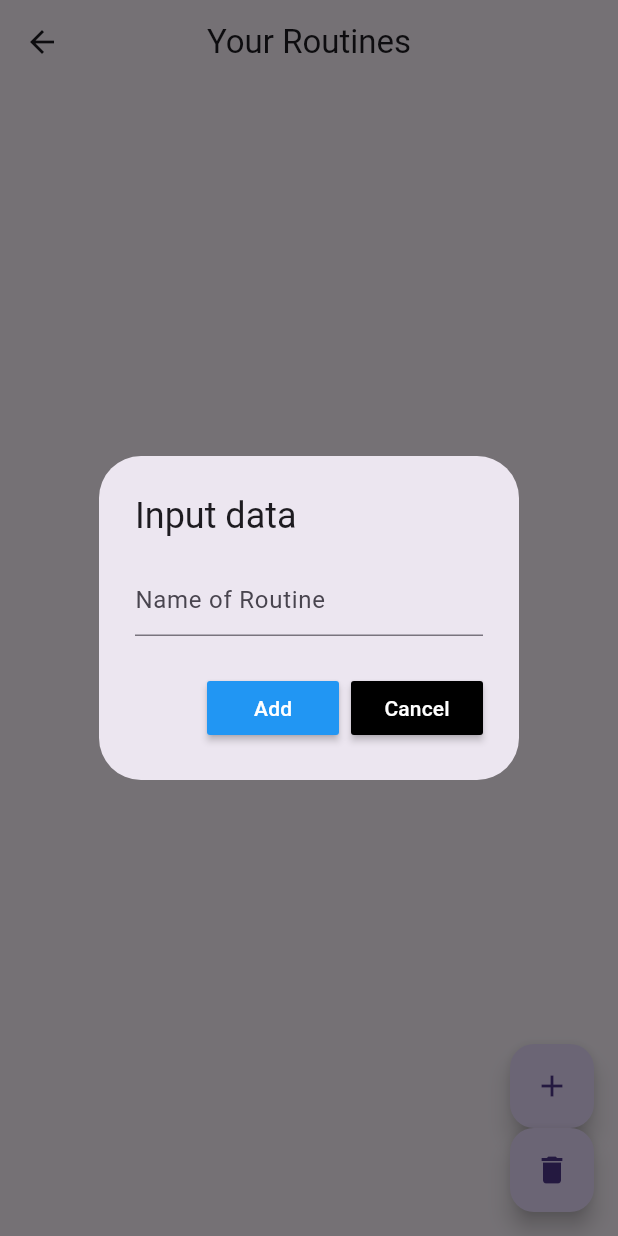
After one commit to Ferchke7/FitForFree, a Flutter app: the AddRoutines screen opened directly, after a tap on the "add" icon, on a phone screen of 412 x 824 dp. The commit adds this screen. Run offline on Flutter 3.47's test engine with Material 3 defaults, Android fonts, the phone set to English and light mode, and no system bars; our stand-ins replace sqflite, supabase_flutter; missing offline and left inert: dart:ffi, infinite_listview, openid_client; accounts and stored records are empty.

Commit message:
added temp skelets

```diff
--- /dev/null
+++ b/FlutterNew/fitforfree/lib/models/Routine.dart
@@ -0,0 +1,18 @@
+class Routine {
+  final int? id;
+  final String name;
+
+  Routine({this.id, required this.name});
+
+  Routine.fromMap(Map<String, dynamic>? routines)
+      : id = routines?["id"],
+        name = routines?["name"] ?? '';
+
+  Map<String, Object?> toMap() {
+    return {'id': id, 'name': name};
+  }
+
+  Map<String, Object> toMapWithoutId() {
+    return {'name': name};
+  }
+}
--- /dev/null
+++ b/FlutterNew/fitforfree/lib/models/user_info.dart
@@ -0,0 +1,21 @@
+class UserInfo {
+  final int id;
+  final String name;
+  final String email;
+
+  UserInfo({
+    required this.id,
+    required this.name,
+    required this.email,
+  });
+
+  String get _email => email;
+  String get _name => name;
+  factory UserInfo.fromJson(Map<String, dynamic> json) {
+    return UserInfo(
+      id: json['id'],
+      name: json['name'],
+      email: json['email'],
+    );
+  }
+}
--- /dev/null
+++ b/FlutterNew/fitforfree/lib/services/add_routines.dart
@@ -0,0 +1,137 @@
+import 'package:fitforfree/database/database_helper.dart';
+import 'package:fitforfree/models/Routine.dart';
+import 'package:fitforfree/services/dropmenu_routines.dart';
+import 'package:flutter/material.dart';
+
+class AddRoutines extends StatefulWidget {
+  const AddRoutines({super.key});
+
+  @override
+  _AddRoutinesState createState() => _AddRoutinesState();
+}
+
+class _AddRoutinesState extends State<AddRoutines> {
+  DatabaseHelper _databaseHelper = DatabaseHelper();
+  TextEditingController nameOfRoutine = new TextEditingController();
+
+  Future showDialogAdding() {
+    return showDialog(
+      context: context,
+      builder: (BuildContext context) {
+        return AlertDialog(
+          title: const Text("Input data"),
+          content: TextField(
+            controller: nameOfRoutine,
+            decoration: const InputDecoration(
+              hintText: "Name of Routine"
+            ),
+          ),
+          actions: <Widget>[
+            MaterialButton(
+              color: Colors.blue,
+              textColor: Colors.white,
+              child: Text("Add"),
+              onPressed: () async {
+                String tempText = nameOfRoutine.text;
+                Routine routine = Routine(name: tempText);
+                await _databaseHelper.insertRoutine(routine);
+                Navigator.pop(context);
+                refreshPage();
+
+              }
+              ),
+            MaterialButton(
+              color: Colors.black,
+              textColor: Colors.white,
+              child: Text("Cancel"),
+              onPressed:(){
+                setState(() {
+                  Navigator.pop(context);
+                });
+              }),
+
+          ],
+        );
+      });
+  }
+  String? valueText;
+  @override
+  Widget build(BuildContext context) {
+    return Scaffold(
+      appBar: AppBar(
+        title: const Text('Your Routines'),
+        centerTitle: true,
+      ),
+      body: FutureBuilder<List<Routine>>(
+        future: _databaseHelper.getRoutines(),
+        builder: (context, snapshot) {
+          if (snapshot.connectionState == ConnectionState.waiting) {
+            return const CircularProgressIndicator();
+          } else if (snapshot.hasError) {
+            return Text('Error: ${snapshot.error}');
+          } else {
+            List<Routine>? routines = snapshot.data;
+            return ListView.builder(
+              itemCount: routines!.length,
+              itemBuilder: (context, index) {
+                return Card(
+                  child: ListTile(
+                    title: Text(routines[index].name),
+                    trailing: PopupMenuButton<String>(
+                      onSelected: (value) => _handleMenuClick(value),
+                      itemBuilder: (BuildContext context) {
+                        return ['edit','delete'].map((String option) {
+                          return PopupMenuItem(
+                            value: option,
+                            child: Text(option));
+                        }).toList();
+                      },
+                    ),
+                  ),
+                );
+              },
+            );
+          }
+        },
+      ),
+
+      floatingActionButton: Column(
+        mainAxisAlignment: MainAxisAlignment.end,
+
+        children: [
+          FloatingActionButton(
+            child: Icon(Icons.add),
+            onPressed: () async {
+              showDialogAdding();
+              setState(() {
+
+              });
+
+            }),
+          FloatingActionButton(
+
+            child: const Icon(Icons.delete),
+
+            onPressed: ()
+          {
+            _databaseHelper.deleteAllRoutines();
+            Navigator.pop(context);
+          }),
+
+        ],
+      )
+    );
+  }
+
+  void _handleMenuClick(String value) {
+    if (value == 'edit') {
+
+    }
+    else if (value == 'delete') {
+
+    }
+  }
+  void refreshPage() {
+  setState(() {});
+}
+}
--- a/FlutterNew/fitforfree/lib/pages/new_list.dart
+++ b/FlutterNew/fitforfree/lib/services/new_list.dart
@@ -57,7 +57,7 @@ class _NewsListState extends State<NewsList> {
       future: _newsList,
       builder: (context, snapshot) {
         if (snapshot.connectionState == ConnectionState.waiting) {
-          return CircularProgressIndicator();
+          return const CircularProgressIndicator();
         } else if (snapshot.hasError) {
           return Text('Error: ${snapshot.error}');
         } else {
```
Also changed, not shown: FlutterNew/fitforfree/lib/database/database_helper.dart (+41 -109 lines), FlutterNew/fitforfree/lib/database/routine_models.dart (deleted, +0 -37 lines), FlutterNew/fitforfree/lib/database/user_models.dart (deleted, +0 -9 lines), FlutterNew/fitforfree/lib/models/models.dart (deleted, +0 -54 lines), FlutterNew/fitforfree/lib/pages/home_page.dart (+14 -8 lines), FlutterNew/fitforfree/lib/pages/routine_page.dart (added, +18 -0 lines), FlutterNew/fitforfree/lib/services/dropmenu_routines.dart (added, +40 -0 lines), FlutterNew/fitforfree/lib/services/user_api.dart (added, +68 -0 lines), FlutterNew/fitforfree/lib/services/user_drawer.dart (added).
